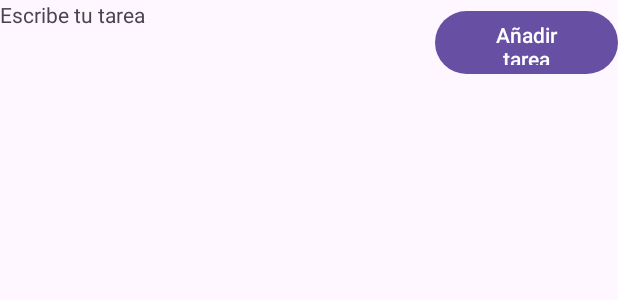
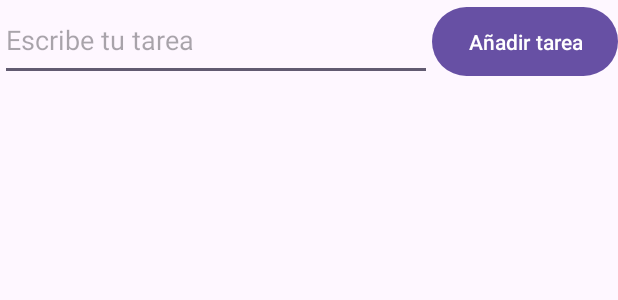
Before and after one commit to Joelgs13/Super_Scroll_Infinito, an Android app: the layout activity_main.xml on its own in the app's theme, with its tools: preview values and no code run, on a phone screen of 412 x 824 dp. Shown: the top 300 px of the screen. Run offline under Robolectric (Android 15) with nearby library versions, the phone set to English and light mode, and no system bars.

Commit message:
Que es un recycleView y como funciona

```diff
--- a/app/src/main/res/layout/activity_main.xml
+++ b/app/src/main/res/layout/activity_main.xml
@@ -7,38 +7,39 @@
     android:layout_height="match_parent"
     tools:context=".MainActivity">
 
-    <TextView
+    <LinearLayout
+        android:id="@+id/linearLayout"
+        android:layout_width="match_parent"
+        android:layout_height="match_parent"
+        android:orientation="vertical">
+
+        <LinearLayout
+            android:layout_width="match_parent"
+            android:layout_height="54dp"
+            android:orientation="horizontal">
+
+            <EditText
                 android:id="@+id/etTask"
-        android:layout_width="289dp"
-        android:layout_height="51dp"
-        android:text="Escribe tu tarea"
-        app:layout_constraintBottom_toBottomOf="parent"
-        app:layout_constraintEnd_toStartOf="@+id/btnAddTask"
-        app:layout_constraintHorizontal_bias="0"
-        app:layout_constraintStart_toStartOf="parent"
-        app:layout_constraintTop_toTopOf="parent"
-        app:layout_constraintVertical_bias="0" />
+                android:layout_width="wrap_content"
+                android:layout_height="match_parent"
+                android:layout_weight="1"
+                android:ems="10"
+                android:hint="Escribe tu tarea"
+                android:inputType="text" />
 
             <Button
                 android:id="@+id/btnAddTask"
-        android:layout_width="122dp"
-        android:layout_height="50dp"
-        android:text="Añadir tarea"
-        app:layout_constraintBottom_toBottomOf="parent"
-        app:layout_constraintEnd_toEndOf="parent"
-        app:layout_constraintHorizontal_bias="1"
-        app:layout_constraintStart_toStartOf="parent"
-        app:layout_constraintTop_toTopOf="parent"
-        app:layout_constraintVertical_bias="0.004" />
+                android:layout_width="wrap_content"
+                android:layout_height="54dp"
+                android:text="Añadir tarea" />
+
+        </LinearLayout>
 
         <androidx.recyclerview.widget.RecyclerView
             android:id="@+id/rvTask"
-        android:layout_width="0dp"
+            android:layout_width="match_parent"
             android:layout_height="wrap_content"
-        app:layout_constraintStart_toStartOf="parent"
-        app:layout_constraintEnd_toEndOf="parent"
-        app:layout_constraintBottom_toBottomOf="parent"
-        app:layout_constraintTop_toBottomOf="@id/etTask"
-        app:layout_constraintVertical_bias="0"
-        />
+            android:layout_marginTop="537dp" />
+    </LinearLayout>
+
 </androidx.constraintlayout.widget.ConstraintLayout>
```
Also changed, not shown: app/src/main/java/com/joel/scrollinfinitojoel/MainActivity.kt (+31 -6 lines). Lines whose indentation alone changed are shown as unchanged.
